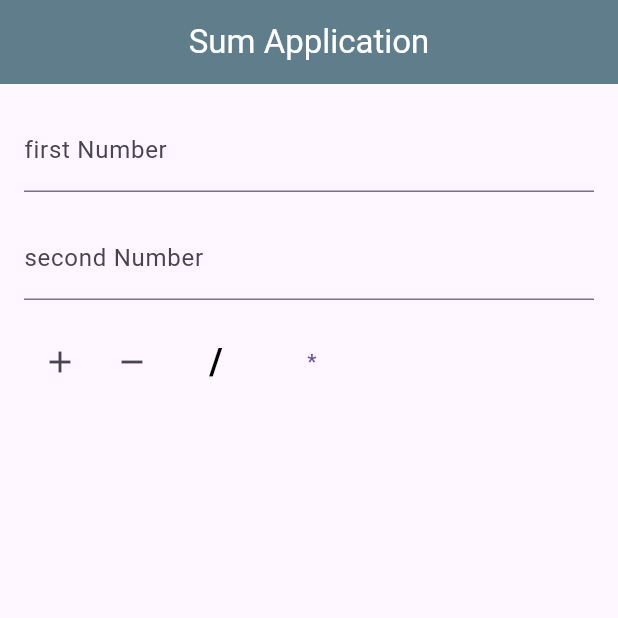
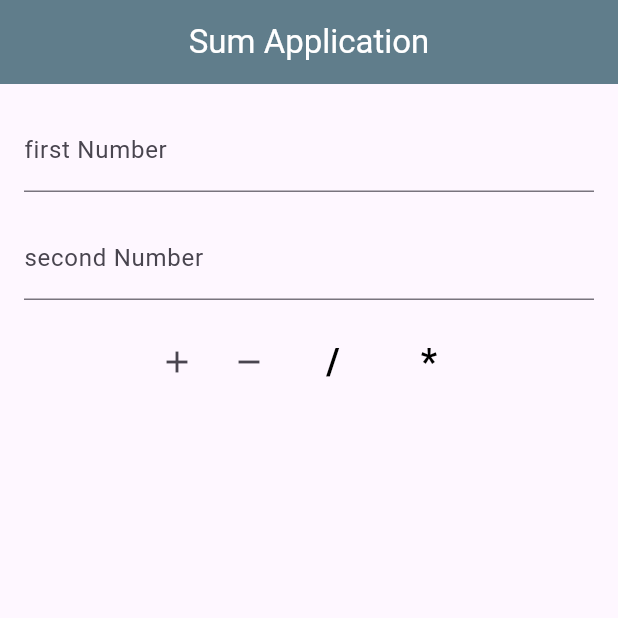
Before and after one commit to AlexMajumder/sum_app, a Flutter app: the screen it shows after launch, on a phone screen of 412 x 824 dp, the top half of it. Run offline on Flutter 3.47's test engine with Material 3 defaults, Android fonts, the phone set to English and light mode, and no system bars.

Commit message:
new change

```diff
--- a/lib/home_screen.dart
+++ b/lib/home_screen.dart
@@ -1,4 +1,3 @@
-import 'dart:js_interop';
 
 import 'package:flutter/material.dart';
 
@@ -34,7 +33,7 @@ class _HomeScreeenState extends State<HomeScreeen> {
               labelText: 'first Number'
             ),
           ),
-          const SizedBox(height: 16,),
+          const SizedBox(height: 16),
           TextField(
             controller: _secondNumberTEcontroller,
             keyboardType: TextInputType.number,
@@ -43,8 +42,10 @@ class _HomeScreeenState extends State<HomeScreeen> {
                 labelText: 'second Number'
             ),
           ),
-          const SizedBox(height: 16,),
-          Row(children: [
+          const SizedBox(height: 16),
+          Row(
+              mainAxisAlignment: MainAxisAlignment.center,
+            children: [
             IconButton(onPressed: () {}, icon: const Icon(Icons.add)),
             IconButton(onPressed: () {}, icon: const Icon(Icons.remove)),
             TextButton(onPressed: () {}, child: const Text('/',style: TextStyle(
@@ -52,7 +53,11 @@ class _HomeScreeenState extends State<HomeScreeen> {
               fontWeight: FontWeight.bold,
               fontSize: 24
             ),)),
-            TextButton(onPressed: () {}, child: const Text('*')),
+            TextButton(onPressed: () {}, child: const Text('*',style: TextStyle(
+                color: Colors.black,
+                fontWeight: FontWeight.bold,
+                fontSize: 24
+            ),)),
           ],)
 
         ],
```
